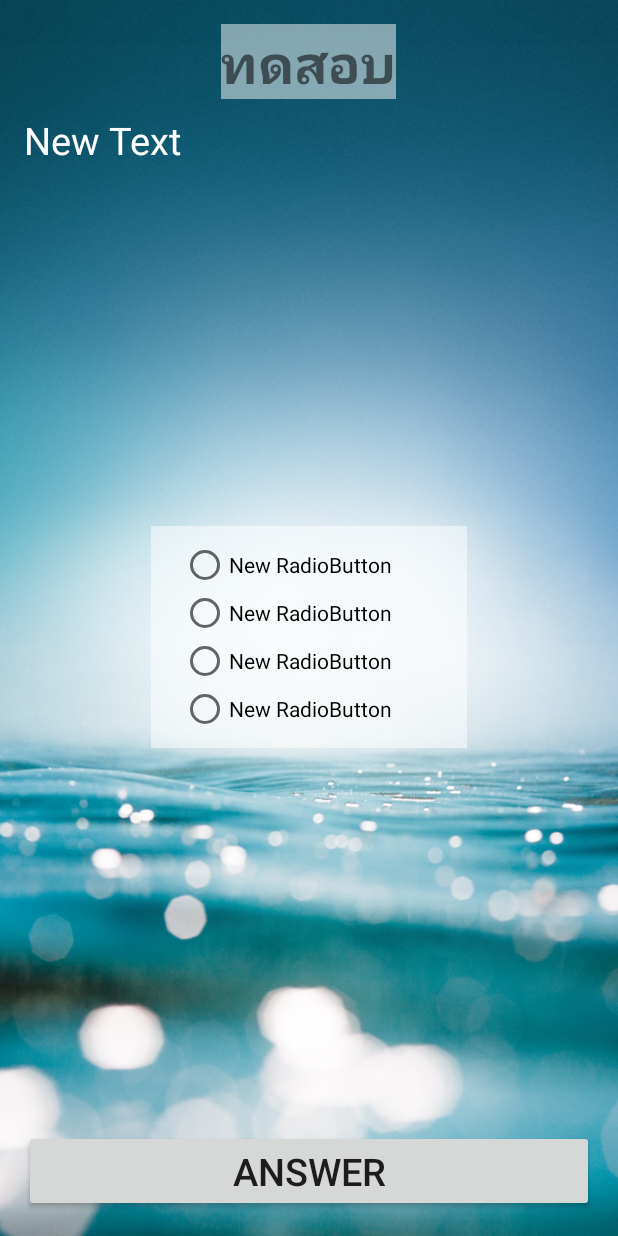
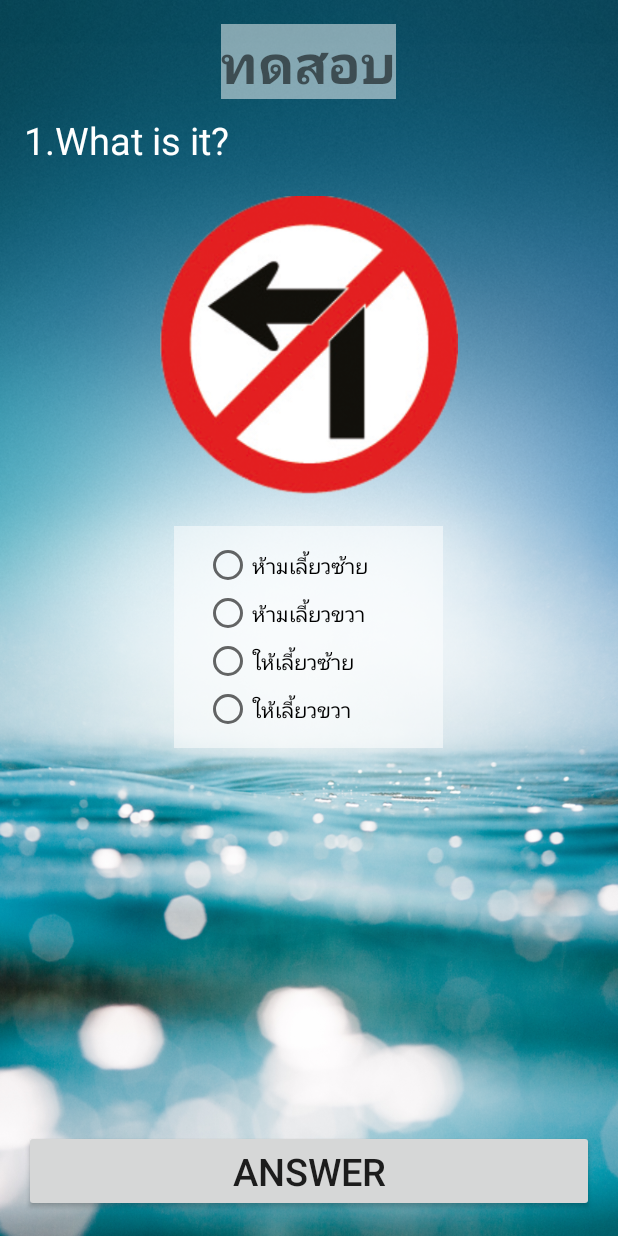
Before and after one commit to SophiaTiproman-PBRU/EasyTraffic, an Android app: the TestActivity screen opened directly, with no data from a screen before it, on a phone screen of 412 x 824 dp. Run offline under Robolectric (Android 15) with nearby library versions, the phone set to English and light mode, and no system bars.

```diff
--- a/app/src/main/java/pbru/tohraman/porntip/easytraffic/TestActivity.java
+++ b/app/src/main/java/pbru/tohraman/porntip/easytraffic/TestActivity.java
@@ -4,10 +4,12 @@ import android.support.v7.app.AppCompatActivity;
 import android.os.Bundle;
 import android.view.Menu;
 import android.view.MenuItem;
+import android.view.View;
 import android.widget.ImageView;
 import android.widget.RadioButton;
 import android.widget.RadioGroup;
 import android.widget.TextView;
+import android.widget.Toast;
 
 public class TestActivity extends AppCompatActivity {
 
@@ -18,12 +20,158 @@ public class TestActivity extends AppCompatActivity {
     private RadioGroup choiceRadioGroup;
     private RadioButton choice1RadioButton, choice2RadioButton,
             choice3RadioButton, choice4RadioButton;
+    private String[] questionStrings;
+    private int[] imageInts;
+
+    private int radioAnInt, intdexAnInt;
+
 
     @Override
     protected void onCreate(Bundle savedInstanceState) {
         super.onCreate(savedInstanceState);
         setContentView(R.layout.activity_test);
+
+        //Bind Widget
+        bindWidget();
+
+        //Radio Controller
+        radioController();
+
     }   //onCreate
+
+    public void clickAnswer(View view) {
+
+        if (radioAnInt == 0) {
+            Toast.makeText(TestActivity.this, "Answer Please", Toast.LENGTH_SHORT).show();
+        } else {
+            myModel();
+        }
+
+    }   //clickAnswer
+
+    private void myModel() {
+
+        if (intdexAnInt == 9) {
+
+            showAnswerDialog();
+
+        } else {
+
+            intdexAnInt += 1;
+
+            //Change View
+            changeView(intdexAnInt);
+            changeImage(intdexAnInt);
+            changeChoice(intdexAnInt);
+
+        }
+
+    }   //myModel
+
+    private void changeChoice(int anInt) {
+
+        //Change Choice
+        int[] intTimes = {R.array.times1, R.array.times2,R.array.times3,
+                R.array.times4,R.array.times5,R.array.times6,R.array.times7,
+                R.array.times8,R.array.times9,R.array.times10};
+
+        String[] strChoice = getResources().getStringArray(intTimes[anInt]);
+
+        choice1RadioButton.setText(strChoice[0]);
+        choice2RadioButton.setText(strChoice[1]);
+        choice3RadioButton.setText(strChoice[2]);
+        choice4RadioButton.setText(strChoice[3]);
+
+    }   //changeChoice
+
+    private void changeImage(int anInt) {
+
+        //Change Image
+        trafficImageView.setImageResource(imageInts[anInt]);
+    }   //chamgeImage
+
+    private void changeView(int anInt) {
+
+        //Change Question
+        questionTextView.setText(questionStrings[anInt]);
+
+    }   //changeView
+
+    private void showAnswerDialog() {
+
+    }   //showAnswerDialog
+
+
+    private void radioController() {
+
+        choiceRadioGroup.setOnCheckedChangeListener(new RadioGroup.OnCheckedChangeListener() {
+            @Override
+            public void onCheckedChanged(RadioGroup group, int checkedId) {
+
+                switch (checkedId) {
+                    case R.id.radioButton:
+                        radioAnInt = 1;
+                        break;
+                    case R.id.radioButton2:
+                        radioAnInt = 2;
+                        break;
+                    case R.id.radioButton3:
+                        radioAnInt = 3;
+                        break;
+                    case R.id.radioButton4:
+                        radioAnInt = 4;
+                        break;
+                    default:
+                        radioAnInt = 0;
+                        break;
+                }
+
+            }
+        });
+
+    }
+
+
+    @Override
+    protected void onStart() {
+
+        //Setup
+        questionStrings = getResources().getStringArray(R.array.question);
+        imageInts = new int[10];
+        imageInts[0] = R.drawable.traffic_01;
+        imageInts[1] = R.drawable.traffic_02;
+        imageInts[2] = R.drawable.traffic_03;
+        imageInts[3] = R.drawable.traffic_04;
+        imageInts[4] = R.drawable.traffic_05;
+        imageInts[5] = R.drawable.traffic_06;
+        imageInts[6] = R.drawable.traffic_07;
+        imageInts[7] = R.drawable.traffic_08;
+        imageInts[8] = R.drawable.traffic_09;
+        imageInts[9] = R.drawable.traffic_10;
+
+        String[] strChoice = getResources().getStringArray(R.array.times1);
+
+        //Just Start
+        questionTextView.setText(questionStrings[0]);
+        trafficImageView.setImageResource(imageInts[0]);
+        choice1RadioButton.setText(strChoice[0]);
+        choice2RadioButton.setText(strChoice[1]);
+        choice3RadioButton.setText(strChoice[2]);
+        choice4RadioButton.setText(strChoice[3]);
+
+        super.onStart();
+    }   //onStart
+
+
+    private void bindWidget() {
+        questionTextView = (TextView) findViewById(R.id.txtQuestion);
+        trafficImageView = (ImageView) findViewById(R.id.imvTrafficTest);
+        choiceRadioGroup = (RadioGroup) findViewById(R.id.ragChoice);
+        choice1RadioButton = (RadioButton) findViewById(R.id.radioButton);
+        choice2RadioButton = (RadioButton) findViewById(R.id.radioButton2);
+        choice3RadioButton = (RadioButton) findViewById(R.id.radioButton3);
+        choice4RadioButton = (RadioButton) findViewById(R.id.radioButton4);
+    }
 
     @Override
     public boolean onCreateOptionsMenu(Menu menu) {
--- a/app/src/main/res/layout/activity_test.xml
+++ b/app/src/main/res/layout/activity_test.xml
@@ -16,11 +16,11 @@
             android:layout_width="wrap_content"
             android:layout_height="wrap_content"
             android:id="@+id/textView"
-            android:layout_gravity="center_horizontal"
             android:textSize="@dimen/h1"
             android:text="@string/test"
             android:background="#7fffffff"
-            android:textStyle="bold" />
+            android:textStyle="bold"
+            android:layout_gravity="center_horizontal" />
 
         <TextView
             android:layout_width="wrap_content"
@@ -79,6 +79,7 @@
     <Button
         android:layout_width="match_parent"
         android:layout_height="wrap_content"
+        android:onClick="clickAnswer"
         android:text="Answer"
         android:id="@+id/button2"
         android:layout_alignParentBottom="true"
--- /dev/null
+++ b/app/src/main/res/values/quest_choice.xml
@@ -0,0 +1,64 @@
+<?xml version="1.0" encoding="utf-8"?>
+<resources>
+
+    <string-array name="times1">
+        <item>ห้ามเลี้ยวซ้าย</item>
+        <item>ห้ามเลี้ยวขวา</item>
+        <item>ให้เลี้ยวซ้าย</item>
+        <item>ให้เลี้ยวขวา</item>
+    </string-array>
+    <string-array name="times2">
+        <item>ห้ามเลี้ยวซ้าย</item>
+        <item>ห้ามเลี้ยวขวา</item>
+        <item>ให้เลี้ยวซ้าย</item>
+        <item>ให้เลี้ยวขวา</item>
+    </string-array>
+    <string-array name="times3">
+        <item>ห้ามเลี้ยวซ้าย</item>
+        <item>ห้ามเลี้ยวขวา</item>
+        <item>ให้ตรงไป</item>
+        <item>ให้เลี้ยวขวา</item>
+    </string-array>
+    <string-array name="times4">
+        <item>ห้ามเลี้ยวซ้าย</item>
+        <item>ห้ามเลี้ยวขวา</item>
+        <item>ให้ตรงไป</item>
+        <item>ให้เลี้ยวซ้าย</item>
+    </string-array>
+    <string-array name="times5">
+        <item>ให้เลี้ยวขวา</item>
+        <item>ห้ามเลี้ยวขวา</item>
+        <item>ให้เลี้ยวซ้าย</item>
+        <item>ห้ามเลี้ยวซ้าย</item>
+    </string-array>
+    <string-array name="times6">
+        <item>ให้เลี้ยวซ้าย</item>
+        <item>ทางออก</item>
+        <item>ให้เลี้ยวซ้าย</item>
+        <item>ห้ามเลี้ยวขวา</item>
+    </string-array>
+    <string-array name="times7">
+        <item>ให้เลี้ยวซ้าย</item>
+        <item>ห้ามเลี้ยวขวา</item>
+        <item>ทางเข้า</item>
+        <item>ให้เลี้ยวขวา</item>
+    </string-array>
+    <string-array name="times8">
+        <item>ห้ามเลี้ยวซ้าย</item>
+        <item>ให้เลี้ยวขวา</item>
+        <item>ให้เลี้ยวซ้าย</item>
+        <item>ทางออก</item>
+    </string-array>
+    <string-array name="times9">
+        <item>หยุด</item>
+        <item>ห้ามเลี้ยวขวา</item>
+        <item>ให้เลี้ยวซ้าย</item>
+        <item>ให้เลี้ยวขวา</item>
+    </string-array>
+    <string-array name="times10">
+        <item>ห้ามเลี้ยวซ้าย</item>
+        <item>จำกัดความสูง</item>
+        <item>ให้เลี้ยวซ้าย</item>
+        <item>ให้เลี้ยวขวา</item>
+    </string-array>
+</resources>
```
